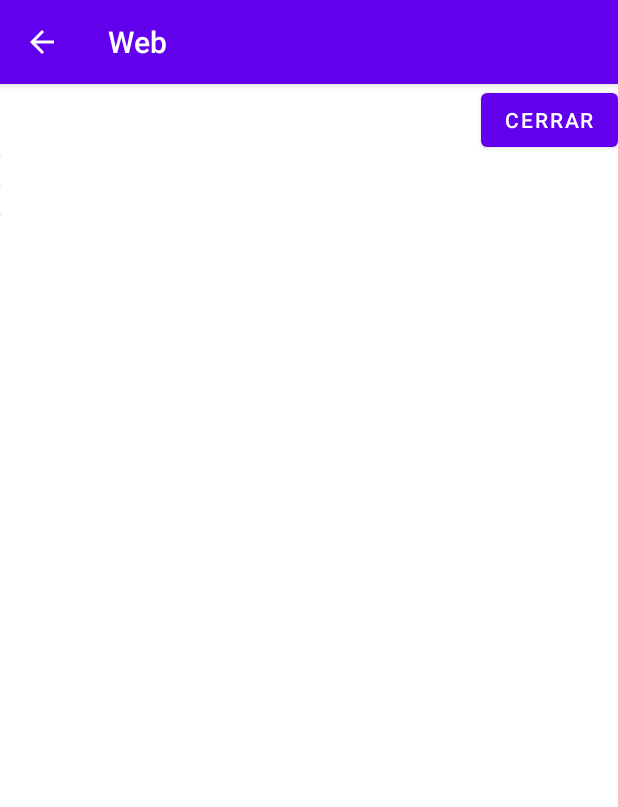
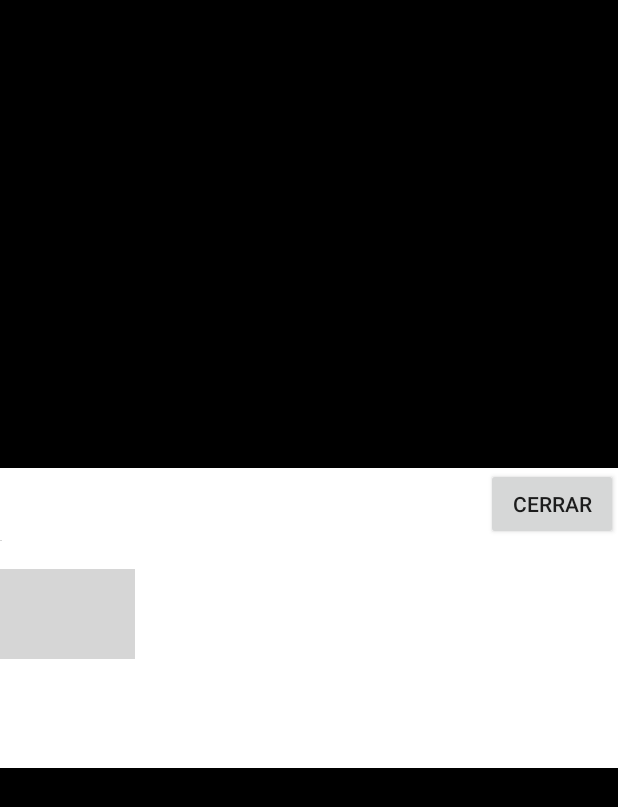
Before and after one commit to dadomher/enti_disseny_interficies, an Android app: the ObjectsInfoActivity screen opened directly, with no data from a screen before it, on a phone screen of 412 x 824 dp. Shown: the top 807 px of the screen. Run offline under Robolectric (Android 15) with nearby library versions, the phone set to English and light mode, and no system bars; our stand-ins replace Picasso; pictures from the network do not load; grey boxes are pictures that could not be loaded.

Commit message:
objectInfo screen
Creating objectInfo floating activity

```diff
--- a/tifitiappp/app/src/main/AndroidManifest.xml
+++ b/tifitiappp/app/src/main/AndroidManifest.xml
@@ -27,6 +27,7 @@
             android:parentActivityName=".MainActivity">
         </activity>
         <activity android:name=".ObjectsInfoActivity"
+            android:theme="@style/Theme.AppCompat.Transparent.NoActionBar">
             android:label="Web"
             android:parentActivityName=".MainActivity">
         </activity>
--- a/tifitiappp/app/src/main/java/com/bearslovebeer/tifitiappp/fragment/ObjectsFragment.kt
+++ b/tifitiappp/app/src/main/java/com/bearslovebeer/tifitiappp/fragment/ObjectsFragment.kt
@@ -16,6 +16,7 @@ import kotlinx.android.synthetic.main.fragment_objects.*
 import java.io.InputStream
 
 class ObjectsFragment : Fragment() {
+
 
     override fun onCreateView(
         inflater: LayoutInflater, container: ViewGroup?,
--- a/tifitiappp/app/src/main/res/layout/activity_objectsinfo.xml
+++ b/tifitiappp/app/src/main/res/layout/activity_objectsinfo.xml
@@ -1,7 +1,10 @@
 <?xml version="1.0" encoding="utf-8"?>
 <LinearLayout xmlns:android="http://schemas.android.com/apk/res/android"
+    android:id="@+id/popup_window"
     android:layout_width="match_parent"
-    android:layout_height="300dp"
+    android:layout_height="200dp"
+    android:layout_gravity="bottom|center"
+    android:background="@android:color/white"
     android:orientation="vertical">
 
     <RelativeLayout
@@ -24,7 +27,7 @@
             android:text="Cerrar" />
     </RelativeLayout>
 
-    <RelativeLayout
+    <LinearLayout
         android:layout_width="match_parent"
         android:layout_height="wrap_content"
         android:orientation="horizontal">
@@ -41,22 +44,39 @@
 
         <TextView
             android:id="@+id/pasiva_tv"
-            android:layout_width="wrap_content"
+            android:layout_width="fill_parent"
             android:layout_height="wrap_content"
-            android:layout_alignParentRight="true"
+            android:gravity="right"
             android:text="Pasiva" />
 
-    </RelativeLayout>
+    </LinearLayout>
 
-    <RelativeLayout
+    <LinearLayout
         android:layout_width="match_parent"
         android:layout_height="wrap_content"
         android:orientation="horizontal">
 
         <ImageView
             android:id="@+id/url_img"
+            android:layout_width="60dp"
+            android:layout_height="60dp" />
+
+        <LinearLayout
             android:layout_width="wrap_content"
-            android:layout_height="wrap_content" />
+            android:layout_height="wrap_content"
+            android:orientation="vertical">
+
+            <ImageView
+                android:id="@+id/subItem_1"
+                android:layout_width="30dp"
+                android:layout_height="30dp" />
+
+            <ImageView
+                android:id="@+id/subItem_2"
+                android:layout_width="30dp"
+                android:layout_height="30dp" />
+
+        </LinearLayout>
 
         <TextView
             android:id="@+id/description_tv"
@@ -65,19 +85,6 @@
             android:layout_alignParentRight="true"
             android:text="Description" />
 
-    </RelativeLayout>
+    </LinearLayout>
 
-    <LinearLayout
-        android:layout_width="wrap_content"
-        android:layout_height="wrap_content">
-        <ImageView
-            android:id="@+id/subItem_1"
-            android:layout_width="wrap_content"
-            android:layout_height="wrap_content" />
-
-        <ImageView
-            android:id="@+id/subItem_2"
-            android:layout_width="wrap_content"
-            android:layout_height="wrap_content" />
-    </LinearLayout>
 </LinearLayout>
--- a/tifitiappp/app/src/main/res/layout/fragment_objects.xml
+++ b/tifitiappp/app/src/main/res/layout/fragment_objects.xml
@@ -4,6 +4,7 @@
     xmlns:tools="http://schemas.android.com/tools"
     android:layout_width="match_parent"
     android:layout_height="match_parent"
+    app:layout_behavior="com.google.android.material.appbar.AppBarLayout$ScrollingViewBehavior"
     tools:context=".MainActivity">
 
     <ScrollView
@@ -150,5 +151,6 @@
                 android:layout_width="match_parent"
                 android:layout_height="wrap_content" />
         </LinearLayout>
+
     </ScrollView>
 </FrameLayout>
--- a/tifitiappp/app/src/main/res/values/themes.xml
+++ b/tifitiappp/app/src/main/res/values/themes.xml
@@ -13,4 +13,13 @@
         <item name="android:statusBarColor" tools:targetApi="l">?attr/colorPrimaryVariant</item>
         <!-- Customize your theme here. -->
     </style>
+
+    <style name="Theme.AppCompat.Transparent.NoActionBar" parent="Theme.AppCompat.Light.NoActionBar">
+        <item name="android:windowIsTranslucent">true</item>
+        <item name="android:windowBackground">@android:color/transparent</item>
+        <item name="android:windowContentOverlay">@null</item>
+        <item name="android:windowNoTitle">true</item>
+        <item name="android:windowIsFloating">true</item>
+        <item name="android:backgroundDimEnabled">false</item>
+    </style>
 </resources>
```
